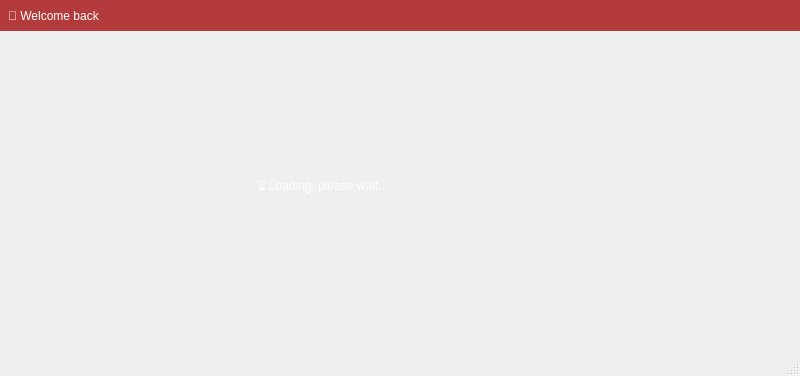
This is pds_cal.ui in Jockbaia/pds_cal as Qt 5 draws it before an edit. The edited form follows.
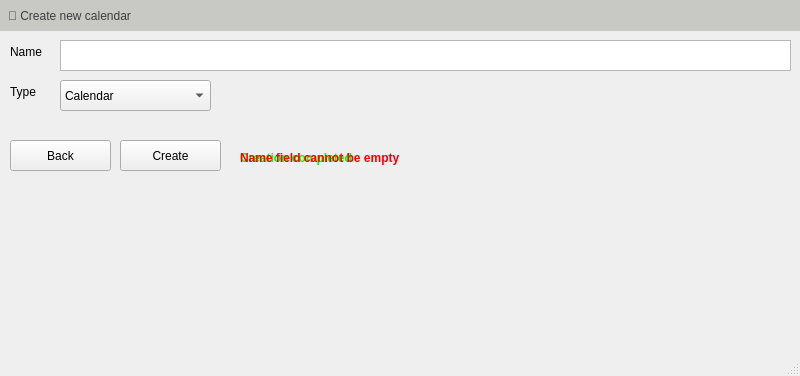
This is the edited form. The open tabs and pages were chosen to show the change.

Commit message: Calendar creation/deleting + sharing (wip)

Diff of the .ui file:
```diff
--- a/pds_cal.ui
+++ b/pds_cal.ui
@@ -605,46 +605,6 @@
       </widget>
      </widget>
     </widget>
-    <widget class="QWidget" name="page_6">
-     <widget class="QLabel" name="todoLabel_7">
-      <property name="geometry">
-       <rect>
-        <x>250</x>
-        <y>120</y>
-        <width>251</width>
-        <height>131</height>
-       </rect>
-      </property>
-      <property name="styleSheet">
-       <string notr="true">
-color: rgb(255, 255, 255);
-font: 700 20px &quot;Segoe UI&quot;;
-padding-left: 5px;</string>
-      </property>
-      <property name="text">
-       <string>⌛ Loading, please wait...</string>
-      </property>
-     </widget>
-     <widget class="QLabel" name="todoLabel_8">
-      <property name="geometry">
-       <rect>
-        <x>0</x>
-        <y>0</y>
-        <width>801</width>
-        <height>31</height>
-       </rect>
-      </property>
-      <property name="styleSheet">
-       <string notr="true">background-color: #b33b3b;
-color: rgb(255, 255, 255);
-font: 700 9pt &quot;Segoe UI&quot;;
-padding-left: 5px;</string>
-      </property>
-      <property name="text">
-       <string>📅 Welcome back</string>
-      </property>
-     </widget>
-    </widget>
     <widget class="QWidget" name="page_3">
      <widget class="QWidget" name="widget" native="true">
       <property name="geometry">
@@ -1090,6 +1050,231 @@
       </property>
      </widget>
     </widget>
+    <widget class="QWidget" name="page_6">
+     <widget class="QLabel" name="todoLabel_5">
+      <property name="geometry">
+       <rect>
+        <x>0</x>
+        <y>0</y>
+        <width>801</width>
+        <height>31</height>
+       </rect>
+      </property>
+      <property name="styleSheet">
+       <string notr="true">background-color: rgb(200, 200, 196);
+color: rgb(62, 62, 62);
+font: 700 9pt &quot;Segoe UI&quot;;
+padding-left: 5px;</string>
+      </property>
+      <property name="text">
+       <string>📅 Create new calendar</string>
+      </property>
+     </widget>
+     <widget class="QPushButton" name="create_cal_goback">
+      <property name="geometry">
+       <rect>
+        <x>10</x>
+        <y>140</y>
+        <width>101</width>
+        <height>31</height>
+       </rect>
+      </property>
+      <property name="text">
+       <string>Back</string>
+      </property>
+     </widget>
+     <widget class="QTextEdit" name="create_cal_name">
+      <property name="geometry">
+       <rect>
+        <x>60</x>
+        <y>40</y>
+        <width>731</width>
+        <height>31</height>
+       </rect>
+      </property>
+     </widget>
+     <widget class="QLabel" name="label_13">
+      <property name="geometry">
+       <rect>
+        <x>10</x>
+        <y>40</y>
+        <width>41</width>
+        <height>24</height>
+       </rect>
+      </property>
+      <property name="text">
+       <string>Name</string>
+      </property>
+     </widget>
+     <widget class="QLabel" name="label_14">
+      <property name="geometry">
+       <rect>
+        <x>10</x>
+        <y>80</y>
+        <width>41</width>
+        <height>24</height>
+       </rect>
+      </property>
+      <property name="text">
+       <string>Type</string>
+      </property>
+     </widget>
+     <widget class="QComboBox" name="create_cal_type">
+      <property name="geometry">
+       <rect>
+        <x>60</x>
+        <y>80</y>
+        <width>151</width>
+        <height>31</height>
+       </rect>
+      </property>
+      <item>
+       <property name="text">
+        <string>Calendar</string>
+       </property>
+      </item>
+      <item>
+       <property name="text">
+        <string>Task list</string>
+       </property>
+      </item>
+     </widget>
+     <widget class="QPushButton" name="create_cal_go">
+      <property name="geometry">
+       <rect>
+        <x>120</x>
+        <y>140</y>
+        <width>101</width>
+        <height>31</height>
+       </rect>
+      </property>
+      <property name="text">
+       <string>Create</string>
+      </property>
+     </widget>
+     <widget class="QLabel" name="create_cal_success">
+      <property name="geometry">
+       <rect>
+        <x>240</x>
+        <y>150</y>
+        <width>171</width>
+        <height>16</height>
+       </rect>
+      </property>
+      <property name="text">
+       <string>&lt;html&gt;&lt;head/&gt;&lt;body&gt;&lt;p&gt;&lt;span style=&quot; font-weight:700; color:#00ff00;&quot;&gt;Creation completed&lt;/span&gt;&lt;/p&gt;&lt;/body&gt;&lt;/html&gt;</string>
+      </property>
+     </widget>
+     <widget class="QLabel" name="create_cal_error">
+      <property name="geometry">
+       <rect>
+        <x>240</x>
+        <y>150</y>
+        <width>171</width>
+        <height>16</height>
+       </rect>
+      </property>
+      <property name="text">
+       <string>&lt;html&gt;&lt;head/&gt;&lt;body&gt;&lt;p&gt;&lt;span style=&quot; font-weight:700; color:#ff0000;&quot;&gt;Name field cannot be empty&lt;/span&gt;&lt;/p&gt;&lt;/body&gt;&lt;/html&gt;</string>
+      </property>
+     </widget>
+    </widget>
+    <widget class="QWidget" name="page_7">
+     <widget class="QLabel" name="label_15">
+      <property name="geometry">
+       <rect>
+        <x>20</x>
+        <y>40</y>
+        <width>41</width>
+        <height>24</height>
+       </rect>
+      </property>
+      <property name="text">
+       <string>E-mail</string>
+      </property>
+     </widget>
+     <widget class="QPushButton" name="share_cal_goback">
+      <property name="geometry">
+       <rect>
+        <x>20</x>
+        <y>90</y>
+        <width>101</width>
+        <height>31</height>
+       </rect>
+      </property>
+      <property name="text">
+       <string>Back</string>
+      </property>
+     </widget>
+     <widget class="QTextEdit" name="share_cal_name">
+      <property name="geometry">
+       <rect>
+        <x>70</x>
+        <y>40</y>
+        <width>721</width>
+        <height>31</height>
+       </rect>
+      </property>
+     </widget>
+     <widget class="QLabel" name="share_cal_success">
+      <property name="geometry">
+       <rect>
+        <x>250</x>
+        <y>100</y>
+        <width>171</width>
+        <height>16</height>
+       </rect>
+      </property>
+      <property name="text">
+       <string>&lt;html&gt;&lt;head/&gt;&lt;body&gt;&lt;p&gt;&lt;span style=&quot; font-weight:700; color:#00ff00;&quot;&gt;Sharing completed&lt;/span&gt;&lt;/p&gt;&lt;/body&gt;&lt;/html&gt;</string>
+      </property>
+     </widget>
+     <widget class="QPushButton" name="share_cal_go">
+      <property name="geometry">
+       <rect>
+        <x>130</x>
+        <y>90</y>
+        <width>101</width>
+        <height>31</height>
+       </rect>
+      </property>
+      <property name="text">
+       <string>Share</string>
+      </property>
+     </widget>
+     <widget class="QLabel" name="share_cal_error">
+      <property name="geometry">
+       <rect>
+        <x>250</x>
+        <y>100</y>
+        <width>171</width>
+        <height>16</height>
+       </rect>
+      </property>
+      <property name="text">
+       <string>&lt;html&gt;&lt;head/&gt;&lt;body&gt;&lt;p&gt;&lt;span style=&quot; font-weight:700; color:#ff0000;&quot;&gt;Email field cannot be empty&lt;/span&gt;&lt;/p&gt;&lt;/body&gt;&lt;/html&gt;</string>
+      </property>
+     </widget>
+     <widget class="QLabel" name="todoLabel_7">
+      <property name="geometry">
+       <rect>
+        <x>0</x>
+        <y>0</y>
+        <width>801</width>
+        <height>31</height>
+       </rect>
+      </property>
+      <property name="styleSheet">
+       <string notr="true">background-color: rgb(200, 200, 196);
+color: rgb(62, 62, 62);
+font: 700 9pt &quot;Segoe UI&quot;;
+padding-left: 5px;</string>
+      </property>
+      <property name="text">
+       <string>📅 Share calendar / tasklist</string>
+      </property>
+     </widget>
+    </widget>
    </widget>
   </widget>
   <widget class="QStatusBar" name="statusbar"/>
```
Left out of the diff: 43 changed lines with no effect on the pictures. The commit also changes 5 other files.
